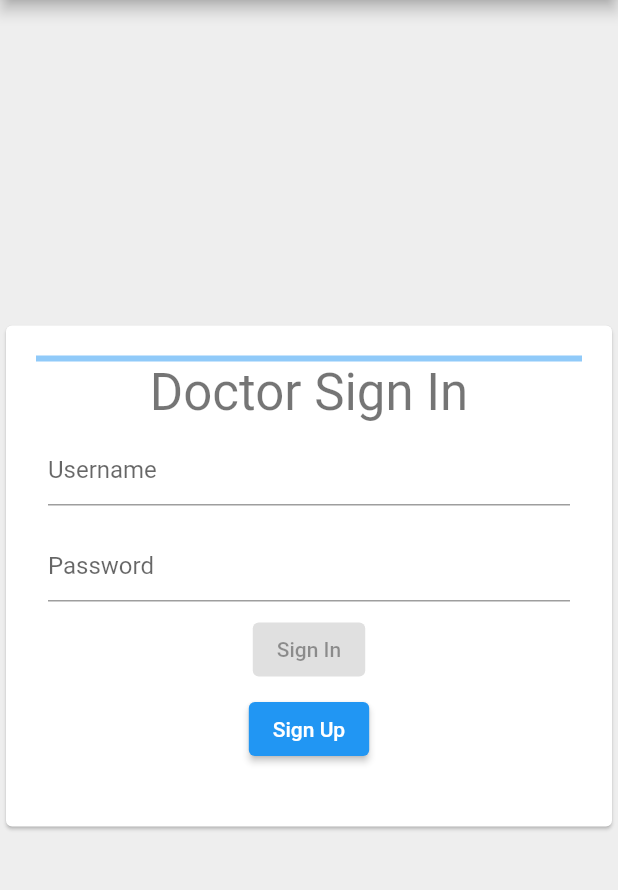
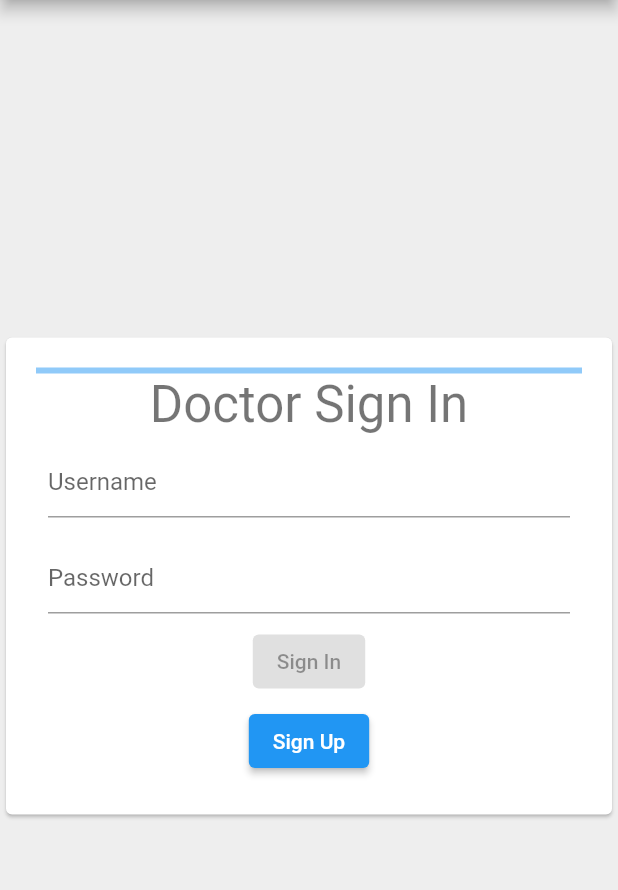
Before and after one commit to s3781137/telemedicine-app, a Flutter app: the screen it shows after launch, scrolled down 352 dp, after a tap on "Doctor Sign In", on a phone screen of 412 x 824 dp, the part 84-974 px from its top. Run offline on Flutter 3.47's test engine with Material 2 defaults, Android fonts, the phone set to English and light mode, and no system bars; network calls fail.

Commit message:
Cleanup/commenting

```diff
--- a/app/flutter/flutter_application/lib/doctor/signIn.dart
+++ b/app/flutter/flutter_application/lib/doctor/signIn.dart
@@ -1,6 +1,7 @@
 import 'package:flutter/material.dart';
-import 'welcome.dart';
 
+//TODO: connect backend with login and stop using the passwords dict
+//Test key, values for username and password
 var passwords = {"test": "Password123", "oli": "helloWorld!"};
 
 class SignInApp extends StatelessWidget {
@@ -8,7 +9,7 @@ class SignInApp extends StatelessWidget {
 
   @override
   Widget build(BuildContext context) {
-    return SignInScreen();
+    return const SignInScreen();
   }
 }
 
@@ -18,13 +19,17 @@ class SignInScreen extends StatelessWidget {
   @override
   Widget build(BuildContext context) {
     return Scaffold(
+      //Appbar
       appBar: AppBar(
-        title: Text("ND TELEMEDICINE"),
+        title: const Text("ND TELEMEDICINE"),
         centerTitle: true,
       ),
+      //Sets the background colour
       backgroundColor: Colors.grey[200],
+      //Centers the content
       body: const Center(
         child: SizedBox(
+          //Sets the width
           width: 600,
           child: Card(
             child: SignInForm(),
@@ -38,24 +43,31 @@ class SignInScreen extends StatelessWidget {
 class SignInForm extends StatefulWidget {
   const SignInForm();
 
+  //Creates a stateful widget
   @override
   _SignInFormState createState() => _SignInFormState();
 }
 
 class _SignInFormState extends State<SignInForm> {
+  //For managing the text inputs
   final _usernameTextController = TextEditingController();
   final _passwordTextController = TextEditingController();
 
+  //For keeping track of what fields have had values in them
   double _formProgress = 0;
 
+  //Is called when we change one of these fields
   void _validateForm() {
+    //Stores the values in string variables
     String usernameString = _usernameTextController.value.text;
     String passwordString = _passwordTextController.value.text;
 
+    //Checking if username and password match
     if (passwords[usernameString] == passwordString) {
-      // todo: sign in to patient homepage
+      // TODO: sign in to doctor homepage
       Navigator.of(context).pushNamed('/welcome');
     } else {
+      //If not show popup error
       showDialog(
           context: context,
           builder: (BuildContext context) {
@@ -64,6 +76,7 @@ class _SignInFormState extends State<SignInForm> {
                 content: const Text('Username and Password do not match'),
                 actions: <Widget>[
                   TextButton(
+                    //On pressed remove the dialog box
                     onPressed: () => Navigator.pop(context),
                     child: const Text('OK'),
                   ),
@@ -72,20 +85,26 @@ class _SignInFormState extends State<SignInForm> {
     }
   }
 
+  //Updates the form progress
   void _updateFormProgress() {
+    //Initialises it to zero
     var progress = 0.0;
+    //defines each controler
     final controllers = [
       _usernameTextController,
       _passwordTextController,
     ];
 
+    //Iterates through each controler, checking if empty and incrementing if it is not empty
     for (final controller in controllers) {
       if (controller.value.text.isNotEmpty) {
         progress += 1;
       }
     }
+    //Makes progress now store the percentage of the form completed
     progress = progress / controllers.length;
 
+    //Updates the formprogress state
     setState(() {
       _formProgress = progress;
     });
@@ -104,17 +123,22 @@ class _SignInFormState extends State<SignInForm> {
   @override
   Widget build(BuildContext context) {
     return Padding(
+      //Adds padding to the whole thing
       padding: const EdgeInsets.all(20),
       child: Form(
-        onChanged: _updateFormProgress, // NEW
+        //Calls the _updateFormProgress function whenever the form is updated
+        onChanged: _updateFormProgress,
         child: Column(
           mainAxisSize: MainAxisSize.min,
           children: [
+            //Shows how much of the form progress is completed
             LinearProgressIndicator(value: _formProgress),
+            //Title
             Text('Doctor Sign In',
                 style: Theme.of(context).textTheme.headline4),
             Padding(
               padding: const EdgeInsets.all(8.0),
+              //The username textbox with hint text
               child: TextFormField(
                 controller: _usernameTextController,
                 decoration: const InputDecoration(hintText: 'Username'),
@@ -122,20 +146,21 @@ class _SignInFormState extends State<SignInForm> {
             ),
             Padding(
               padding: const EdgeInsets.all(8.0),
+              //The password textbox with hint text
               child: TextFormField(
+                //Defines the controler to the one we set before
                 controller: _passwordTextController,
                 decoration: const InputDecoration(hintText: 'Password'),
+                //Obscures the text becasue it is a password
                 obscureText: true,
               ),
             ),
             ElevatedButton(
+              //Only activates when formProgress is fulls
               onPressed: _formProgress == 1 ? _validateForm : null, // UPDATED
               child: const Text('Sign In'),
             ),
             doctorSignUpButton(context),
-            const Padding(
-              padding: EdgeInsets.all(8.0),
-            ),
           ],
         ),
       ),
--- a/app/flutter/flutter_application/lib/firstScreen.dart
+++ b/app/flutter/flutter_application/lib/firstScreen.dart
@@ -15,60 +15,78 @@ class firstScreenContent extends StatelessWidget {
   @override
   Widget build(BuildContext context) {
     return Scaffold(
+        //App bar
         appBar: AppBar(
           title: Text('ND TELEMEDICINE'),
           centerTitle: true,
         ),
+        // Setting the background color
         backgroundColor: Colors.grey[200],
         body: SingleChildScrollView(
           child: Padding(
             padding: const EdgeInsets.all(20),
             child: Column(
               children: [
+                // Label for picture
                 Text(
                   "TD Telemedicine For Patients",
                   style: Theme.of(context).textTheme.headline4,
                   textAlign: TextAlign.center,
                 ),
+                // Picture
                 Container(
+                  //Padding for top and bottom
                   padding: const EdgeInsets.only(top: 10, bottom: 10),
+                  //Sets the height of the picture to be half of the screen height
                   height: MediaQuery.of(context).size.height / 2,
+                  //Gets the image from the internet
+                  //Photo by Derek Finch sourced from unisplash https://unsplash.com/photos/zkrPU_1AwdU
                   child: Image.network(
                     "https://images.unsplash.com/photo-1603807008857-ad66b70431aa?ixlib=rb-1.2.1&ixid=MnwxMjA3fDB8MHxwaG90by1wYWdlfHx8fGVufDB8fHx8&auto=format&fit=crop&w=1173&q=80",
                     fit: BoxFit.fill,
                   ),
                 ),
+                //Button to route
                 TextButton(
                   style: ButtonStyle(
                     foregroundColor: MaterialStateProperty.all(Colors.white),
                     backgroundColor: MaterialStateProperty.all(Colors.blue),
                   ),
                   onPressed: () {
+                    //Navigator
                     Navigator.of(context).pushNamed('/loginhome');
-                  }, // UPDATED
+                  },
                   child: const Text('Patient Sign In'),
                 ),
+                //Label for image
                 Text(
                   "TD Telemedicine For Doctors",
                   style: Theme.of(context).textTheme.headline4,
                   textAlign: TextAlign.center,
                 ),
+                //Image
                 Container(
+                  //Padding for top and bottom
                   padding: const EdgeInsets.only(top: 10, bottom: 10),
+                  //Sets height to half of screen height
                   height: MediaQuery.of(context).size.height / 2,
+                  //Gets image from internet
+                  //Image taken by National Cancer Institute and sourced from Unsplash https://unsplash.com/photos/L8tWZT4CcVQ
                   child: Image.network(
                     "https://images.unsplash.com/photo-1576091160399-112ba8d25d1d?ixlib=rb-1.2.1&ixid=MnwxMjA3fDB8MHxwaG90by1wYWdlfHx8fGVufDB8fHx8&auto=format&fit=crop&w=1170&q=80",
                     fit: BoxFit.fill,
                   ),
                 ),
+                //Button for routing
                 TextButton(
                   style: ButtonStyle(
                     foregroundColor: MaterialStateProperty.all(Colors.white),
                     backgroundColor: MaterialStateProperty.all(Colors.blue),
                   ),
                   onPressed: () {
+                    //Navigator
                     Navigator.of(context).pushNamed('/doctorsignin');
-                  }, // UPDATED
+                  },
                   child: const Text('Doctor Sign In'),
                 ),
               ],
--- a/app/flutter/flutter_application/lib/main.dart
+++ b/app/flutter/flutter_application/lib/main.dart
@@ -15,9 +15,11 @@ import 'firstScreen.dart';
 
 void main() {
   runApp(MaterialApp(
-    title: 'My App',
+    title: 'ND TELEMEDICINE',
+    //Sets the first page to be taken to, is defaulted to '/' directory so no need to add it to routes
     home: const firstScreen(),
     routes: {
+      //Defining what url's show what screens
       '/welcome': (context) => const WelcomeScreen(),
       '/patientsignup': (context) => const RegisterHomeScreen(),
       '/doctorsignin': (context) => const SignInScreen(),
```
